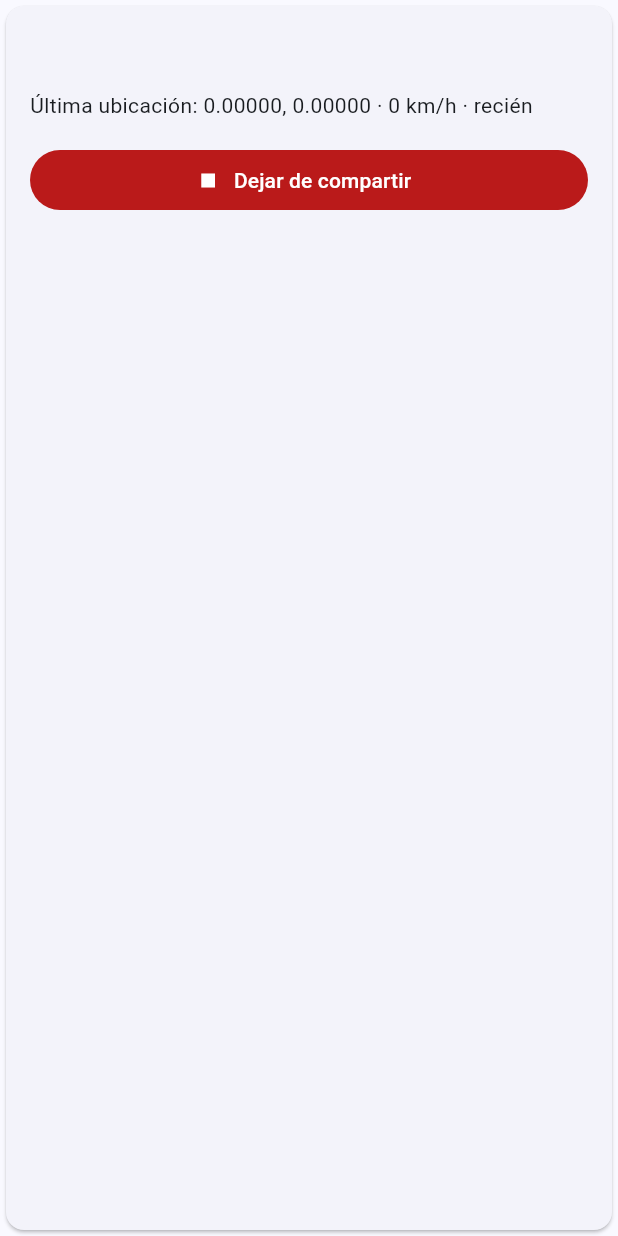
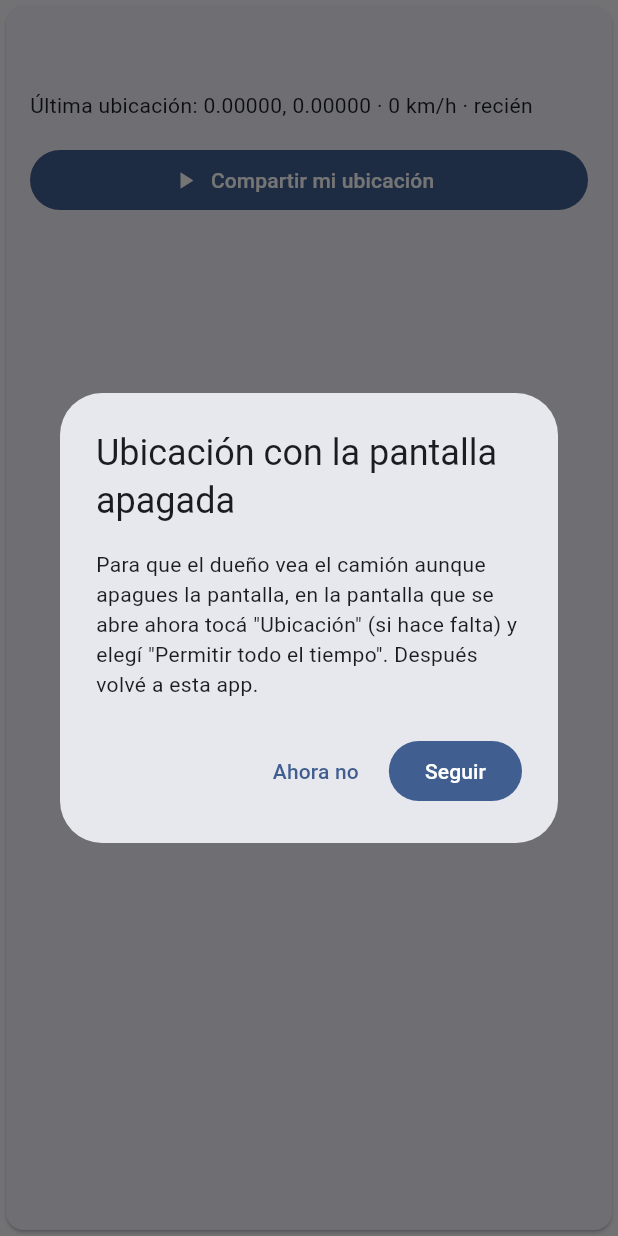
Before and after one commit to EscabCodex/Donde-esta-mi-camion--, a Flutter app: the _CompartirUbicacion widget shown alone on an empty page, opened directly with empty values, after a tap on "Compartir mi ubicación", on a phone screen of 412 x 824 dp. Run offline on Flutter 3.47's test engine with Material 3 defaults, Android fonts, the phone set to English and light mode, and no system bars; our stand-ins replace cloud_firestore, firebase_auth, firebase_core, geolocator, permission_handler; accounts and stored records are empty.

Commit message:
Seguir mandando la ubicación con la pantalla apagada
Servicio en primer plano de Android (aviso fijo 'Compartiendo ubicación'),
pedido de permiso 'Permitir todo el tiempo', permiso de notificaciones y
pedido para que Android no corte la app por ahorro de batería.

Co-Authored-By: Claude Opus 5.5 <noreply@anthropic.com>
Claude-Session: https://claude.ai/code/session_01VMQLWcmnDk1m7dnnQm5bRv

```diff
--- a/lib/modelos/lectura_ubicacion.dart
+++ b/lib/modelos/lectura_ubicacion.dart
@@ -1,6 +1,6 @@
 /// De dónde viene la ubicación de un camión.
 enum FuenteUbicacion {
-  /// El celular del chofer, con la app abierta.
+  /// El celular del chofer (también con la pantalla apagada).
   celular,
 
   /// Un rastreador GPS 4G instalado en el camión, que reporta a un servidor.
--- a/lib/pantallas/chofer/inicio_chofer.dart
+++ b/lib/pantallas/chofer/inicio_chofer.dart
@@ -5,14 +5,15 @@ import '../../modelos/lectura_ubicacion.dart';
 import '../../modelos/usuario.dart';
 import '../../servicios/auth_servicio.dart';
 import '../../servicios/flota_servicio.dart';
+import '../../ubicacion/ajustes_celular.dart';
 import '../../ubicacion/proveedor_celular.dart';
 import '../../ubicacion/publicador_ubicacion.dart';
 import '../../widgets/formato.dart';
 
 /// Pantalla del chofer: ve su camión y comparte la ubicación.
 ///
-/// Versión inicial: comparte mientras la app está abierta. El paso 2 suma
-/// turnos y seguimiento con la pantalla apagada.
+/// La ubicación se sigue mandando con la pantalla apagada: en Android queda
+/// un aviso fijo "Compartiendo ubicación" mientras está activo.
 class InicioChofer extends StatelessWidget {
   const InicioChofer({super.key, required this.usuario, required this.auth});
 
@@ -93,6 +94,11 @@ class _CompartirUbicacionState extends State<_CompartirUbicacion> {
   );
   final _proveedor = ProveedorCelular();
   String? _error;
+  bool _permisoSiempre = true;
+
+  /// Solo preguntamos una vez por el ahorro de batería cada vez que se abre
+  /// la app, para no molestar.
+  static bool _yaPreguntoBateria = false;
 
   @override
   void dispose() {
@@ -111,8 +117,13 @@ class _CompartirUbicacionState extends State<_CompartirUbicacion> {
       setState(() => _error = problema);
       return;
     }
+    await _pedirAjustesSegundoPlano();
+    if (!mounted) return;
+    final siempre = await _proveedor.tienePermisoSiempre();
+    if (!mounted) return;
     setState(() {
       _error = null;
+      _permisoSiempre = siempre;
       _publicador.iniciar(
         _proveedor,
         alFallar: (e) {
@@ -120,6 +131,60 @@ class _CompartirUbicacionState extends State<_CompartirUbicacion> {
         },
       );
     });
+  }
+
+  /// Pide, explicando antes, lo que hace falta para que la ubicación no se
+  /// corte con la pantalla apagada. Si el chofer dice que no, igual se
+  /// comparte (con menos garantías).
+  Future<void> _pedirAjustesSegundoPlano() async {
+    if (!await _proveedor.tienePermisoSiempre()) {
+      if (!mounted) return;
+      final ir = await _explicar(
+        titulo: 'Ubicación con la pantalla apagada',
+        texto:
+            'Para que el dueño vea el camión aunque apagues la pantalla, '
+            'en la pantalla que se abre ahora tocá "Ubicación" (si hace '
+            'falta) y elegí "Permitir todo el tiempo". Después volvé a '
+            'esta app.',
+      );
+      if (ir) await _proveedor.pedirPermisoSiempre();
+    }
+    await AjustesCelular.pedirNotificaciones();
+    if (!_yaPreguntoBateria && !await AjustesCelular.sinAhorroDeBateria()) {
+      _yaPreguntoBateria = true;
+      if (!mounted) return;
+      final ir = await _explicar(
+        titulo: 'Que no se corte',
+        texto:
+            'Algunos celulares frenan las apps para ahorrar batería y la '
+            'ubicación deja de llegar. En el próximo mensaje tocá "Permitir".',
+      );
+      if (ir) await AjustesCelular.pedirSinAhorroDeBateria();
+    }
+  }
+
+  Future<bool> _explicar({
+    required String titulo,
+    required String texto,
+  }) async {
+    final r = await showDialog<bool>(
+      context: context,
+      builder: (context) => AlertDialog(
+        title: Text(titulo),
+        content: Text(texto),
+        actions: [
+          TextButton(
+            onPressed: () => Navigator.pop(context, false),
+            child: const Text('Ahora no'),
+          ),
+          FilledButton(
+            onPressed: () => Navigator.pop(context, true),
+            child: const Text('Seguir'),
+          ),
+        ],
+      ),
+    );
+    return r ?? false;
   }
 
   @override
@@ -153,6 +218,23 @@ class _CompartirUbicacionState extends State<_CompartirUbicacion> {
                       )
                     : null,
               ),
+            if (activo) ...[
+              const SizedBox(height: 8),
+              const Text(
+                'Podés apagar la pantalla o usar otras apps: la ubicación se '
+                'sigue mandando mientras veas el aviso "Compartiendo '
+                'ubicación". No cierres la app deslizándola.',
+              ),
+              if (!_permisoSiempre) ...[
+                const SizedBox(height: 8),
+                Text(
+                  'Ojo: no está elegido "Permitir todo el tiempo". Si la '
+                  'ubicación se corta, tocá "Dejar de compartir" y volvé a '
+                  'empezar para elegirlo.',
+                  style: TextStyle(color: Theme.of(context).colorScheme.error),
+                ),
+              ],
+            ],
             if (_error != null) ...[
               const SizedBox(height: 8),
               Text(
--- /dev/null
+++ b/lib/ubicacion/ajustes_celular.dart
@@ -0,0 +1,29 @@
+import 'package:flutter/foundation.dart';
+import 'package:permission_handler/permission_handler.dart';
+
+/// Ajustes del celular que ayudan a que la ubicación no se corte.
+class AjustesCelular {
+  static bool get _esAndroid =>
+      !kIsWeb && defaultTargetPlatform == TargetPlatform.android;
+
+  /// Android 13 o más nuevo pide permiso para mostrar el aviso fijo
+  /// "Compartiendo ubicación". Sin él la ubicación igual se manda, pero el
+  /// chofer no ve el aviso.
+  static Future<void> pedirNotificaciones() async {
+    if (!_esAndroid) return;
+    await Permission.notification.request();
+  }
+
+  /// true si Android ya no "ahorra batería" con esta app.
+  static Future<bool> sinAhorroDeBateria() async {
+    if (!_esAndroid) return true;
+    return Permission.ignoreBatteryOptimizations.isGranted;
+  }
+
+  /// Pide que Android no frene la app para ahorrar batería (algunas marcas,
+  /// como Xiaomi o Samsung, cortan la ubicación si no).
+  static Future<void> pedirSinAhorroDeBateria() async {
+    if (!_esAndroid) return;
+    await Permission.ignoreBatteryOptimizations.request();
+  }
+}
--- a/pubspec.yaml
+++ b/pubspec.yaml
@@ -38,6 +38,7 @@ dependencies:
   firebase_auth: ^7.0.1
   cloud_firestore: ^7.1.0
   geolocator: ^14.1.2
+  permission_handler: ^13.0.2
 
 dev_dependencies:
   flutter_test:
```
Also changed, not shown: lib/ubicacion/proveedor_celular.dart (+47 -8 lines), pubspec.lock, 2 other files.
